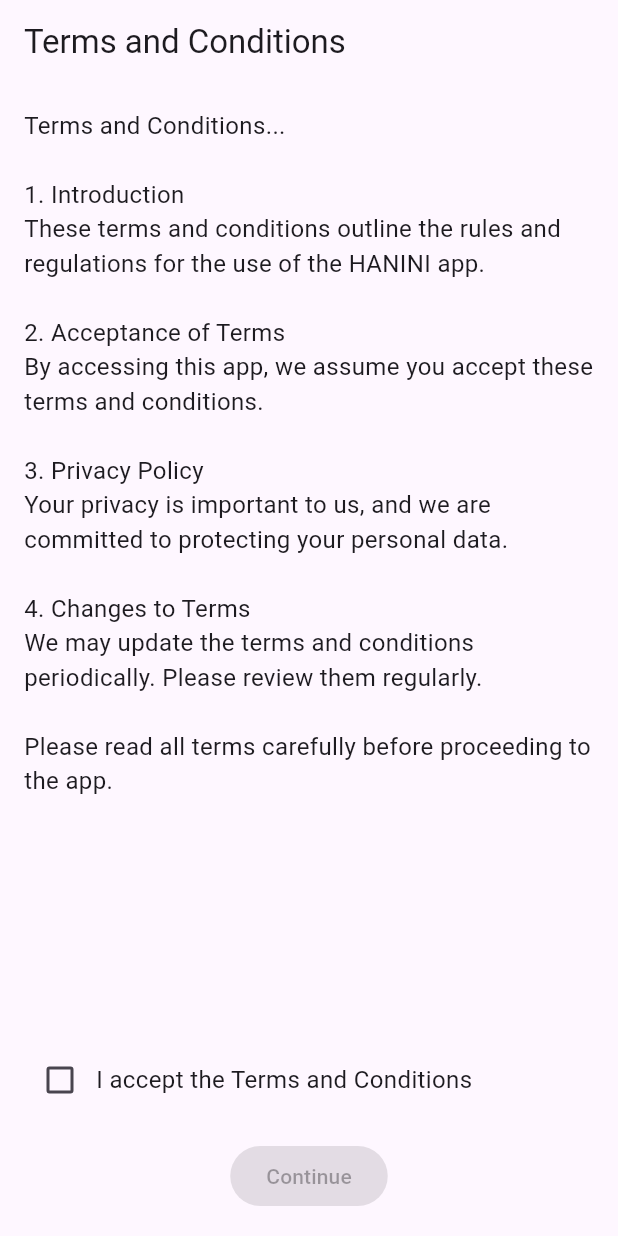
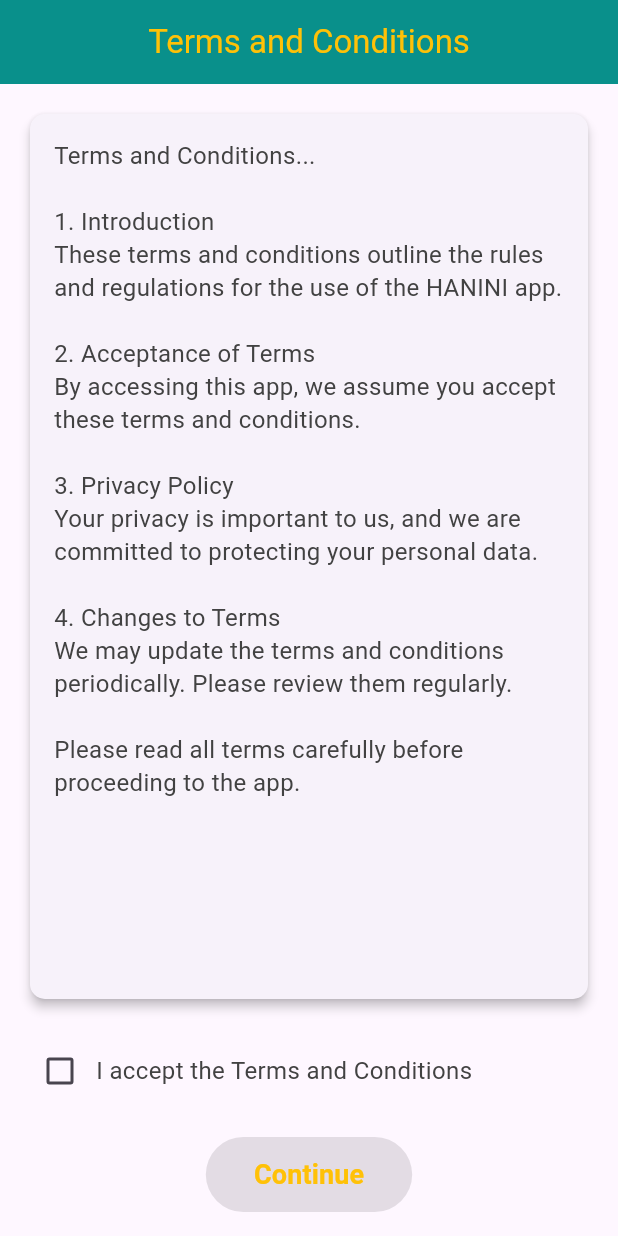
Before and after one commit to zyx721/E-ServicesHub, a Flutter app: the screen it shows after launch, on a phone screen of 412 x 824 dp. Run offline on Flutter 3.47's test engine with Material 3 defaults, Android fonts, the phone set to English and light mode, and no system bars.

Commit message:
Added some style to the terms and condition page and login and  signin pages
added some colors and some style to these pages

```diff
--- a/code/frontend/lib/pages/terms_and_conditions_page.dart
+++ b/code/frontend/lib/pages/terms_and_conditions_page.dart
@@ -13,14 +13,29 @@
   Widget build(BuildContext context) {
     return Scaffold(
       appBar: AppBar(
-        title: Text('Terms and Conditions'),
+        title: Text(
+        'Terms and Conditions',
+        style:TextStyle(
+          color:Colors.amber
+         ),
+        ),
+        centerTitle: true,
+        backgroundColor: Colors.teal,
+        elevation: 4,
       ),
       body: Padding(
-        padding: EdgeInsets.all(16.0),
+        padding: const EdgeInsets.all(16.0),
         child: Column(
-          crossAxisAlignment: CrossAxisAlignment.start,
+          crossAxisAlignment: CrossAxisAlignment.stretch,
           children: [
             Expanded(
+              child: Card(
+                elevation: 3,
+                shape: RoundedRectangleBorder(
+                  borderRadius: BorderRadius.circular(10),
+                ),
+                child: Padding(
+                  padding: const EdgeInsets.all(16.0),
                   child: SingleChildScrollView(
                     child: Text(
                       'Terms and Conditions...\n\n'
@@ -33,14 +48,18 @@
                       '4. Changes to Terms\n'
                       'We may update the terms and conditions periodically. Please review them regularly.\n\n'
                       'Please read all terms carefully before proceeding to the app.',
-                  style: TextStyle(fontSize: 16),
+                      style: TextStyle(fontSize: 16, height: 1.4, color: Colors.grey[800]),
                     ),
                   ),
                 ),
+              ),
+            ),
+            SizedBox(height: 20),
             Row(
               children: [
                 Checkbox(
                   value: _isChecked,
+                  activeColor: Colors.teal,
                   onChanged: (value) {
                     setState(() {
                       _isChecked = value!;
@@ -50,12 +69,12 @@
                 Expanded(
                   child: Text(
                     'I accept the Terms and Conditions',
-                    style: TextStyle(fontSize: 16),
+                    style: TextStyle(fontSize: 16, color: Colors.grey[800]),
                   ),
                 ),
               ],
             ),
-            SizedBox(height: 16),
+            SizedBox(height: 20),
             Center(
               child: ElevatedButton(
                 onPressed: _isChecked
@@ -66,7 +85,17 @@
                         );
                       }
                     : null,
-                child: Text('Continue'),
+                style: ElevatedButton.styleFrom(
+                  padding: EdgeInsets.symmetric(horizontal: 32, vertical: 12),
+                  shape: RoundedRectangleBorder(
+                    borderRadius: BorderRadius.circular(30),
+                  ),
+                  backgroundColor: _isChecked ? Colors.teal : Colors.grey,
+                ),
+                child: Text(
+                  'Continue',
+                  style: TextStyle(fontSize: 18, fontWeight: FontWeight.bold,color: Colors.amber),
+                ),
               ),
             ),
           ],
--- a/code/frontend/lib/services/api_service.dart
+++ b/code/frontend/lib/services/api_service.dart
@@ -3,7 +3,7 @@
 import 'package:http/http.dart' as http;
 
 class ApiService {
-  final String baseUrl = 'http://192.168.1.8:5000/api/auth'; // Replace with your backend URL
+  final String baseUrl = 'http://192.168.153.163:5000/api/auth'; // Replace with your backend URL
 
   // Sign-Up Function
   Future<Map<String, dynamic>> signUp(String email, String password) async {
```
Also changed, not shown: code/frontend/lib/pages/login_page.dart (+16 -3 lines), code/frontend/lib/pages/signup_page.dart (+20 -3 lines), 2 other files. Lines whose indentation alone changed are shown as unchanged.
